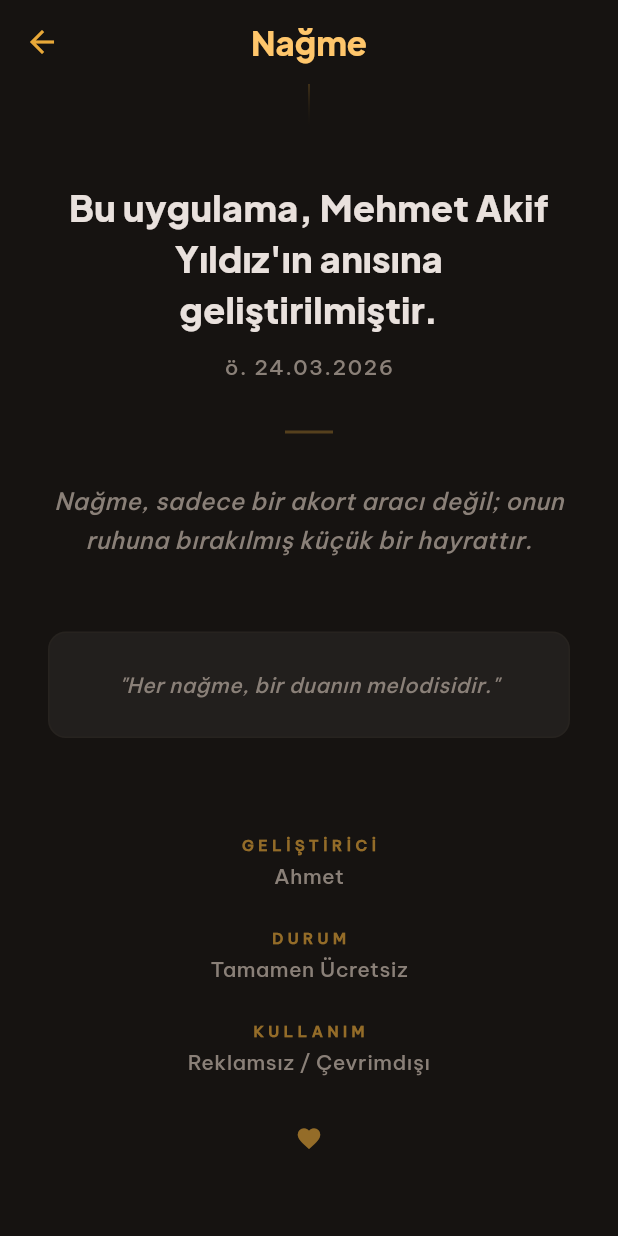
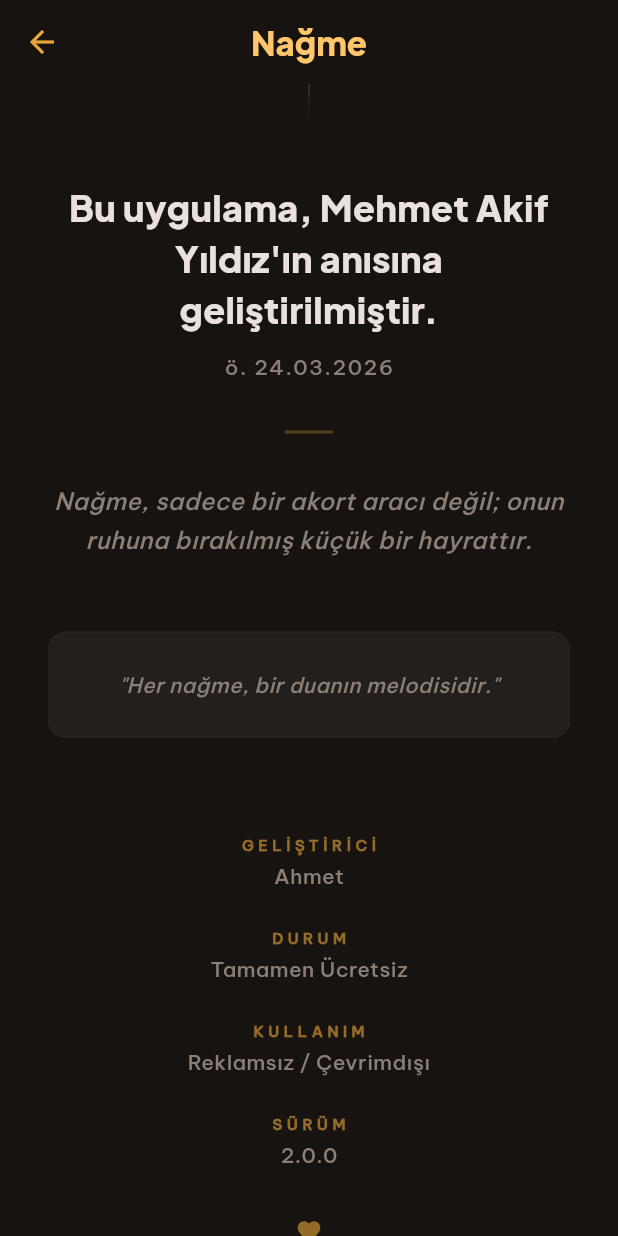
Before and after one commit to aximity/nagme, a Flutter app: the AboutScreen screen opened by its route, scrolled down 119 dp, on a phone screen of 412 x 824 dp. Run offline on Flutter 3.47's test engine with Material 3 defaults, Android fonts, the phone set to English and light mode, and no system bars; our stand-ins replace flutter_riverpod, flutter_svg, go_router, just_audio, permission_handler, shared_preferences; missing offline and left inert: flutter_audio_capture, pitch_detector_dart; accounts and stored records are empty.

Commit message:
fix: renk token kontrolü + about versiyon bilgisi
Co-Authored-By: Claude Opus 4.6 (1M context) <noreply@anthropic.com>

```diff
--- a/lib/screens/about_screen.dart
+++ b/lib/screens/about_screen.dart
@@ -140,6 +140,8 @@ class AboutScreen extends StatelessWidget {
             _buildInfoItem('DURUM', 'Tamamen Ücretsiz'),
             const SizedBox(height: 24),
             _buildInfoItem('KULLANIM', 'Reklamsız / Çevrimdışı'),
+            const SizedBox(height: 24),
+            _buildInfoItem('SÜRÜM', '2.0.0'),
             const SizedBox(height: 32),
 
             // Closing heart
--- a/lib/screens/instruments_screen.dart
+++ b/lib/screens/instruments_screen.dart
@@ -15,7 +15,7 @@ class InstrumentsScreen extends ConsumerWidget {
     final selected = ref.watch(selectedInstrumentProvider);
 
     return Scaffold(
-      backgroundColor: AppColors.bgPrimary,
+      backgroundColor: AppColors.bgBase,
       appBar: AppBar(
         backgroundColor: AppColors.bgBase,
         leading: IconButton(
```
